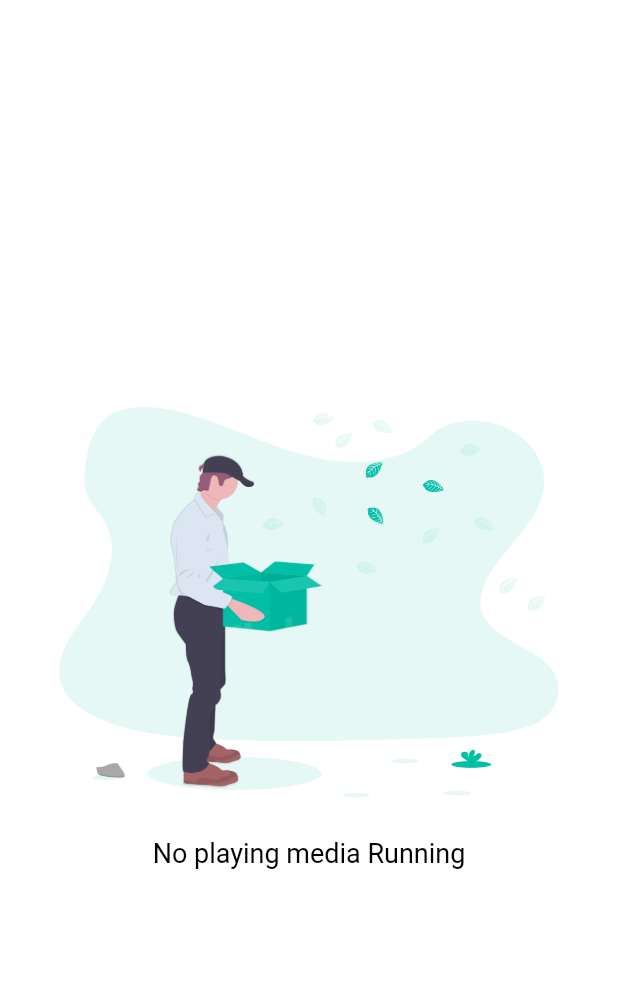
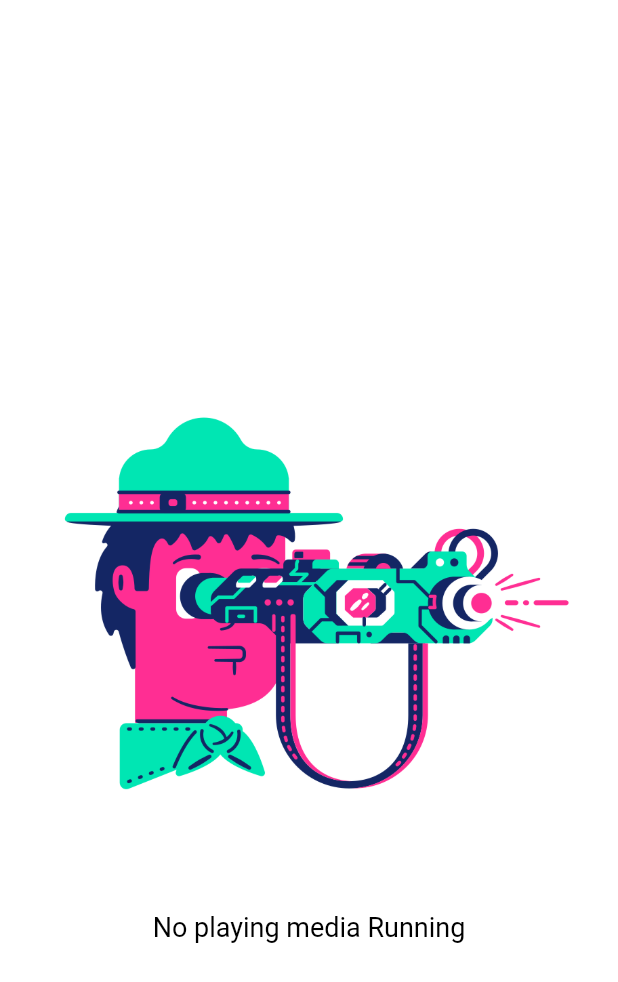
Before and after one commit to AhmedHamed-20/quran_radio, a Flutter app: the CurrentPlaying screen opened directly, on a phone screen of 412 x 824 dp. Shown: the top 982 px of the screen. Run offline on Flutter 3.47's test engine with Material 2 defaults, Android fonts, the phone set to English and light mode, and no system bars; our stand-ins replace assets_audio_player, bloc, dio, flutter_bloc, internet_connection_checker, ionicons and 2 more; missing offline and left inert: move_to_background, splash_screen_view; accounts and stored records are empty; network calls fail.

Commit message:
finishDarkMode and fix bugs

```diff
--- a/lib/models/cubit/cubit.dart
+++ b/lib/models/cubit/cubit.dart
@@ -46,7 +46,7 @@ class Appcubit extends Cubit<AppState> {
     'Home',
     'Playing Now',
     'Search',
-    'Favorite',
+    'Favorites',
   ];
 
   String currentplayingname = 'nothing';
--- a/lib/screens/current_playing_screen.dart
+++ b/lib/screens/current_playing_screen.dart
@@ -40,7 +40,7 @@ class CurrentPlaying extends StatelessWidget {
                           child: Column(
                             mainAxisAlignment: MainAxisAlignment.center,
                             children: [
-                              Image.asset('assets/images/empty.png'),
+                              Image.asset('assets/images/notFound.png'),
                               Text(
                                 'No playing media Running',
                                 style: TextStyle(
@@ -70,7 +70,7 @@ class CurrentPlaying extends StatelessWidget {
                             Expanded(
                               child: Container(
                                 decoration: BoxDecoration(
-                                  color:cubit.isDark? Colors.teal.withOpacity(0.4):Colors.teal[100],
+                                  color:cubit.isDark? Colors.teal.withOpacity(0.4):Colors.teal[50],
                                   borderRadius: BorderRadius.only(
                                     topLeft: Radius.circular(25),
                                     topRight: Radius.circular(25),
@@ -111,6 +111,26 @@ class CurrentPlaying extends StatelessWidget {
                                     SizedBox(
                                       height: 20,
                                     ),
+                                      InkWell(
+                        onTap: () {
+                          cubit.changeFavoriteState();
+                          cubit.searchInFavorite(cubit.currentplayingname)
+                              ? cubit.deleteFromDataBaseName(cubit.currentplayingname, context)
+                              : cubit.insertIntoDataBase(
+                                  name: cubit.currentplayingname, url: cubit.currentplayingurl, context: context);
+
+
+                        },
+                        child: Icon(
+                          cubit.searchInFavorite(cubit.currentplayingname)
+                              //  cubit.favorite[index!]['isFavorite'] == 'true'
+                              ? Icons.favorite
+                              : cubit.favoriteIsclicked
+                                  ? Icons.favorite
+                                  : Icons.favorite_outline,
+                          color: Colors.teal[300],
+                        ),
+                      ),
                                   ],
                                 ),
                               ),
--- a/lib/screens/favourite_screen.dart
+++ b/lib/screens/favourite_screen.dart
@@ -46,11 +46,12 @@ class FavouriteScreen extends StatelessWidget {
                     child: Column(
                         mainAxisAlignment: MainAxisAlignment.center,
                         children: [
-                          Image.asset('assets/images/empty.png'),
+                          Image.asset('assets/images/notFound.png'),
                           Text(
-                            'No Favorite',
+                            'No Favorites',
                             style: TextStyle(
                               fontSize: 18,
+                              color: cubit.isDark?Colors.white:Colors.black,
                             ),
                           ),
                         ]),
--- a/lib/screens/layout_screen.dart
+++ b/lib/screens/layout_screen.dart
@@ -1,5 +1,6 @@
 import 'package:flutter/cupertino.dart';
 import 'package:flutter/material.dart';
+import 'package:flutter/services.dart';
 import 'package:ionicons/ionicons.dart';
 import 'package:flutter_bloc/flutter_bloc.dart';
 import 'package:quran_radio/models/cubit/cubit.dart';
@@ -65,6 +66,8 @@ class LayoutScreen extends StatelessWidget {
                 cubit.toggleDarkTheme();
               },),],
               elevation: 0,
+              backwardsCompatibility: false,
+              systemOverlayStyle: SystemUiOverlayStyle(statusBarIconBrightness: Brightness.light,),
             ),
             body: cubit.screen[cubit.currentindex],
           ),
```
Also changed, not shown: lib/screens/playing_screen.dart (+6 -2 lines), assets/images/noInternet.png, assets/images/notFound.png (added).
